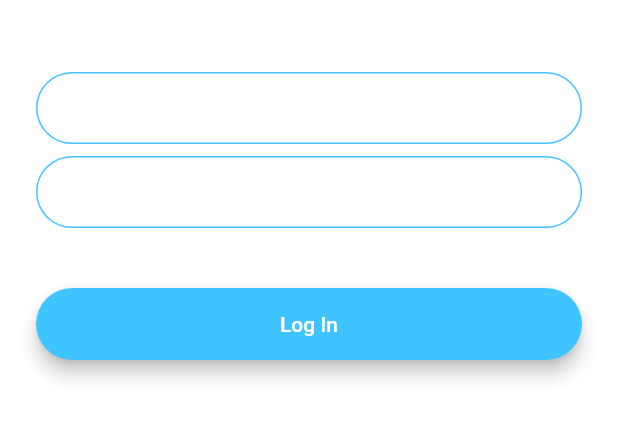
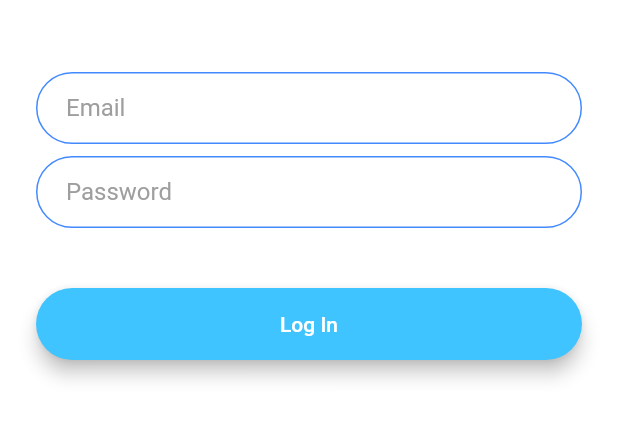
Before and after one commit to Anik7303/flutter-course, a Flutter app: the screen it shows after launch, after a tap on "Log In", on a phone screen of 412 x 824 dp, the part 576-1018 px from its top. Run offline on Flutter 3.47's test engine with Material 2 defaults, Android fonts, the phone set to English and light mode, and no system bars.

Commit message:
refractored code

```diff
--- /dev/null
+++ b/lib/components/RoundedTextField.dart
@@ -0,0 +1,24 @@
+import 'package:flash_chat/constants.dart';
+import 'package:flutter/material.dart';
+
+class RoundedTextField extends StatelessWidget {
+  final String hint;
+  final Function onChanged;
+  final bool obscureText;
+
+  RoundedTextField(
+      {Key key, this.hint, @required this.onChanged, this.obscureText = false})
+      : super(key: key);
+
+  @override
+  Widget build(BuildContext context) {
+    return TextField(
+      decoration: kTextFieldInputDecorationStyle.copyWith(
+        hintText: this.hint,
+      ),
+      obscureText: this.obscureText,
+      onChanged: this.onChanged,
+      style: kTextFieldTextStyle,
+    );
+  }
+}
--- a/lib/components/auth_button.dart
+++ b/lib/components/rounded_button.dart
@@ -1,11 +1,11 @@
 import 'package:flutter/material.dart';
 
-class AuthButton extends StatelessWidget {
+class RoundedButton extends StatelessWidget {
   final Function onPressed;
   final String title;
   final Color color;
 
-  const AuthButton({
+  const RoundedButton({
     Key key,
     this.color = Colors.blueAccent,
     @required this.onPressed,
--- a/lib/constants.dart
+++ b/lib/constants.dart
@@ -17,3 +17,26 @@ const kMessageContainerDecoration = BoxDecoration(
     top: BorderSide(color: Colors.lightBlueAccent, width: 2.0),
   ),
 );
+
+const kTextFieldTextStyle = TextStyle(
+  color: Colors.black,
+);
+
+const kTextFieldInputDecorationStyle = InputDecoration(
+  hintText: 'Enter your password',
+  hintStyle: TextStyle(
+    color: Colors.grey,
+  ),
+  contentPadding: EdgeInsets.symmetric(vertical: 10.0, horizontal: 20.0),
+  border: OutlineInputBorder(
+    borderRadius: BorderRadius.all(Radius.circular(32.0)),
+  ),
+  enabledBorder: OutlineInputBorder(
+    borderSide: BorderSide(color: Colors.blueAccent, width: 1.0),
+    borderRadius: BorderRadius.all(Radius.circular(32.0)),
+  ),
+  focusedBorder: OutlineInputBorder(
+    borderSide: BorderSide(color: Colors.blueAccent, width: 2.0),
+    borderRadius: BorderRadius.all(Radius.circular(32.0)),
+  ),
+);
--- a/lib/screens/login_screen.dart
+++ b/lib/screens/login_screen.dart
@@ -1,3 +1,5 @@
+import 'package:flash_chat/components/RoundedTextField.dart';
+import 'package:flash_chat/components/rounded_button.dart';
 import 'package:flutter/material.dart';
 
 class LoginScreen extends StatefulWidget {
@@ -28,75 +30,25 @@ class _LoginScreenState extends State<LoginScreen> {
             SizedBox(
               height: 48.0,
             ),
-            TextField(
-              onChanged: (value) {
-                //Do something with the user input.
-              },
-              decoration: InputDecoration(
-                hintText: 'Enter your email',
-                contentPadding:
-                    EdgeInsets.symmetric(vertical: 10.0, horizontal: 20.0),
-                border: OutlineInputBorder(
-                  borderRadius: BorderRadius.all(Radius.circular(32.0)),
-                ),
-                enabledBorder: OutlineInputBorder(
-                  borderSide:
-                      BorderSide(color: Colors.lightBlueAccent, width: 1.0),
-                  borderRadius: BorderRadius.all(Radius.circular(32.0)),
-                ),
-                focusedBorder: OutlineInputBorder(
-                  borderSide:
-                      BorderSide(color: Colors.lightBlueAccent, width: 2.0),
-                  borderRadius: BorderRadius.all(Radius.circular(32.0)),
-                ),
-              ),
+            RoundedTextField(
+              hint: 'Email',
+              onChanged: (value) {},
             ),
             SizedBox(
               height: 8.0,
             ),
-            TextField(
-              onChanged: (value) {
-                //Do something with the user input.
-              },
-              decoration: InputDecoration(
-                hintText: 'Enter your password.',
-                contentPadding:
-                    EdgeInsets.symmetric(vertical: 10.0, horizontal: 20.0),
-                border: OutlineInputBorder(
-                  borderRadius: BorderRadius.all(Radius.circular(32.0)),
-                ),
-                enabledBorder: OutlineInputBorder(
-                  borderSide:
-                      BorderSide(color: Colors.lightBlueAccent, width: 1.0),
-                  borderRadius: BorderRadius.all(Radius.circular(32.0)),
-                ),
-                focusedBorder: OutlineInputBorder(
-                  borderSide:
-                      BorderSide(color: Colors.lightBlueAccent, width: 2.0),
-                  borderRadius: BorderRadius.all(Radius.circular(32.0)),
-                ),
-              ),
+            RoundedTextField(
+              hint: 'Password',
+              onChanged: (value) {},
+              obscureText: true,
             ),
             SizedBox(
               height: 24.0,
             ),
-            Padding(
-              padding: EdgeInsets.symmetric(vertical: 16.0),
-              child: Material(
-                color: Colors.lightBlueAccent,
-                borderRadius: BorderRadius.all(Radius.circular(30.0)),
-                elevation: 5.0,
-                child: MaterialButton(
-                  onPressed: () {
-                    //Implement login functionality.
-                  },
-                  minWidth: 200.0,
-                  height: 42.0,
-                  child: Text(
-                    'Log In',
-                  ),
-                ),
-              ),
+            RoundedButton(
+              color: Colors.lightBlueAccent,
+              onPressed: () {},
+              title: 'Log In',
             ),
           ],
         ),
--- a/lib/screens/welcome_screen.dart
+++ b/lib/screens/welcome_screen.dart
@@ -1,4 +1,4 @@
-import 'package:flash_chat/components/auth_button.dart';
+import 'package:flash_chat/components/rounded_button.dart';
 import 'package:flash_chat/screens/login_screen.dart';
 import 'package:flash_chat/screens/registration_screen.dart';
 import 'package:flutter/material.dart';
@@ -21,46 +21,21 @@ class _WelcomeScreenState extends State<WelcomeScreen>
 
     _controller = AnimationController(
       duration: Duration(seconds: 1),
-      // upperBound: 100.0,
       vsync: this,
     );
-
-    // _animation = CurvedAnimation(parent: _controller, curve: Curves.bounceIn);
-    // _animation = CurvedAnimation(parent: _controller, curve: Curves.decelerate);
-
     _animation = ColorTween(begin: Colors.blueGrey, end: Colors.white)
         .animate(_controller);
-
     _controller.forward();
-
-    // _controller.addListener(updateAnimationValue);
     _animation.addListener(updateAnimationValue);
-
-    // _controller.addStatusListener(updateAnimationStatus);
-    // _animation.addStatusListener(updateAnimationStatus);
-  }
-
-  void updateAnimationStatus(status) {
-    print(status);
-    if (status == AnimationStatus.completed) {
-      _controller.reverse(from: 1.0);
-    } else if (status == AnimationStatus.dismissed) {
-      _controller.forward(from: 0.0);
-    }
   }
 
   void updateAnimationValue() {
     setState(() {});
-    // print('controller value: ${_controller.value}');
-    // print('animation value: ${_animation.value}');
   }
 
   @override
   void dispose() {
     _animation.removeListener(updateAnimationValue);
-    _animation.removeStatusListener(updateAnimationStatus);
-    _controller.removeListener(updateAnimationValue);
-    _controller.removeStatusListener(updateAnimationStatus);
     _controller.dispose();
     super.dispose();
   }
@@ -96,14 +71,14 @@ class _WelcomeScreenState extends State<WelcomeScreen>
             SizedBox(
               height: 48.0,
             ),
-            AuthButton(
+            RoundedButton(
               color: Colors.lightBlueAccent,
               onPressed: () {
                 Navigator.pushNamed(context, LoginScreen.id);
               },
               title: 'Log In',
             ),
-            AuthButton(
+            RoundedButton(
               color: Colors.blueAccent,
               onPressed: () {
                 Navigator.pushNamed(context, RegistrationScreen.id);
--- a/pubspec.yaml
+++ b/pubspec.yaml
@@ -13,6 +13,7 @@ dependencies:
     sdk: flutter
 
   cupertino_icons: ^1.0.2
+  animated_text_kit: ^4.2.1
 
 dev_dependencies:
   flutter_test:
```
Also changed, not shown: lib/screens/registration_screen.dart (+13 -58 lines), pubspec.lock.
